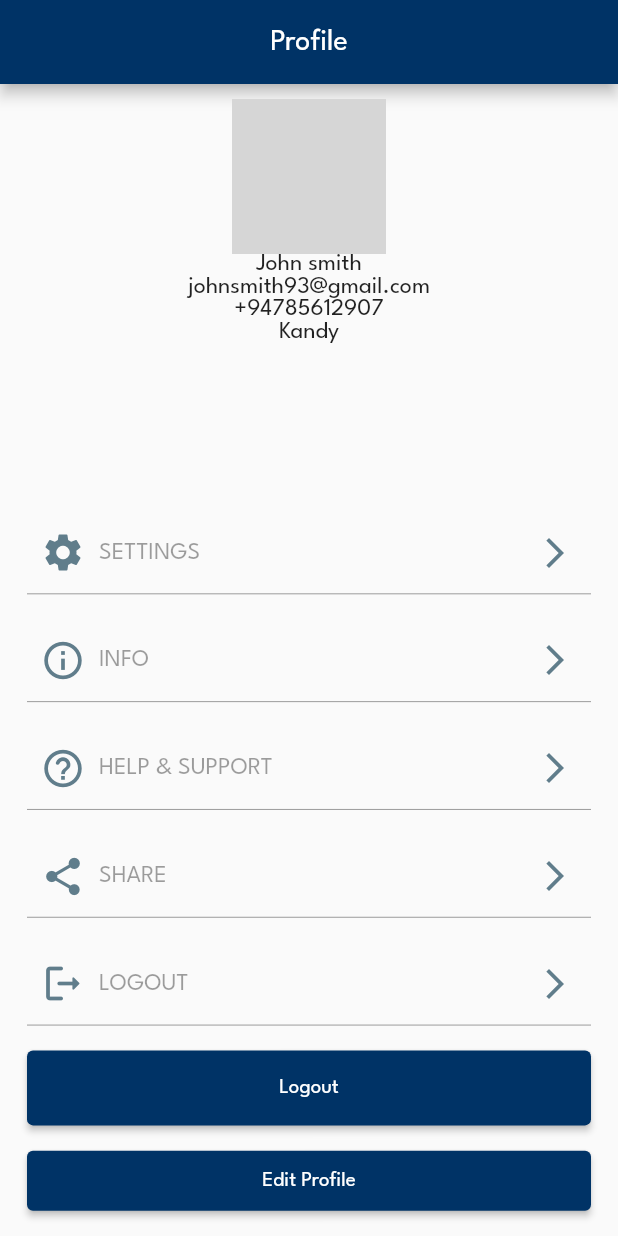
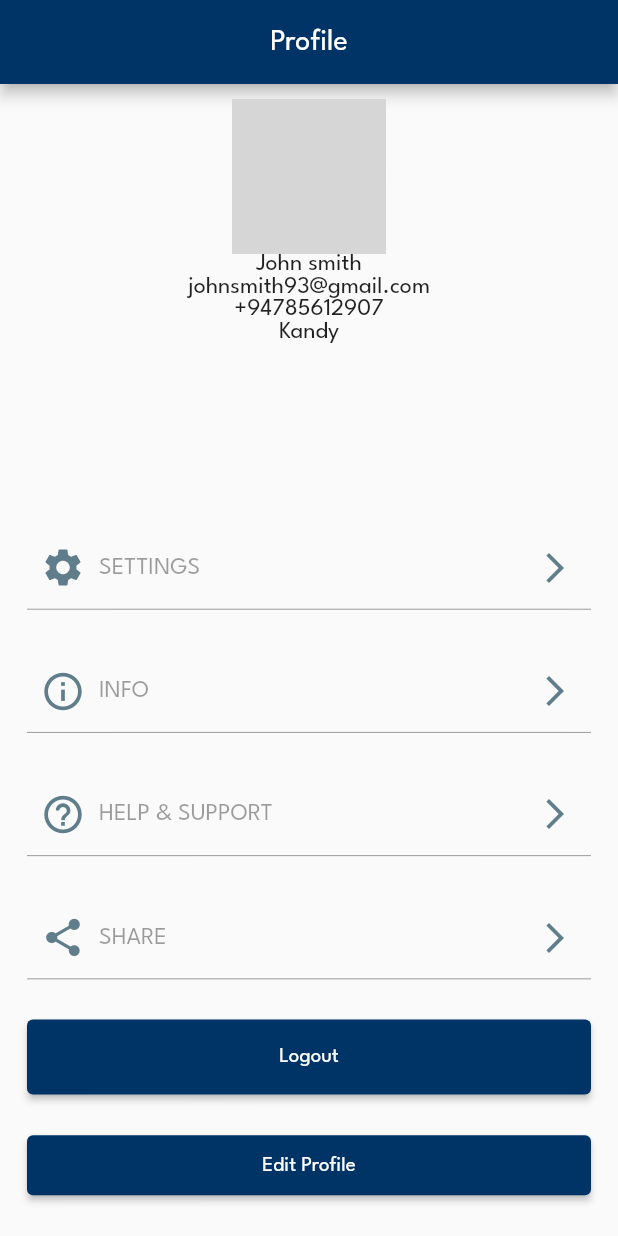
Before and after one commit to ethos-fit19/servicr_client, a Flutter app: the ProfilePage screen opened directly, on a phone screen of 412 x 824 dp. Run offline on Flutter 3.47's test engine with Material 2 defaults, Android fonts, the phone set to English and light mode, and no system bars; our stand-ins replace date_picker_timeline, dio, flutter_rating_bar, get, ionicons; network calls fail; grey boxes are pictures that could not be loaded.

Commit message:
Added profile page#6

```diff
--- a/lib/views/profile/profile_page.dart
+++ b/lib/views/profile/profile_page.dart
@@ -160,31 +160,31 @@ class ProfilePage extends StatelessWidget {
                       ),
                     ),
 
-                    TextField(
-                      enabled: false,
-                      decoration: InputDecoration(
-                        prefixIcon: Icon(
-                          Icons.logout_rounded,
-                          color: Colors.blueGrey,
-                          size: 30,
-                        ),
-                        labelText: "LOGOUT",
-                        suffixIcon: Icon(
-                          Icons.arrow_forward_ios,
-                          color: Colors.blueGrey,
-                        ),
-                        enabledBorder: const OutlineInputBorder(
-                          borderRadius: BorderRadius.all(Radius.circular(20.0)),
-                          borderSide: BorderSide(
-                            color: Colors.blueAccent,
-                          ),
-                        ),
-                        focusedBorder: OutlineInputBorder(
-                          borderRadius: BorderRadius.all(Radius.circular(10.0)),
-                          borderSide: BorderSide(color: Colors.blue),
-                        ),
-                      ),
-                    ),
+                    // TextField(
+                    //   enabled: false,
+                    //   decoration: InputDecoration(
+                    //     prefixIcon: Icon(
+                    //       Icons.logout_rounded,
+                    //       color: Colors.blueGrey,
+                    //       size: 30,
+                    //     ),
+                    //     labelText: "LOGOUT",
+                    //     suffixIcon: Icon(
+                    //       Icons.arrow_forward_ios,
+                    //       color: Colors.blueGrey,
+                    //     ),
+                    //     enabledBorder: const OutlineInputBorder(
+                    //       borderRadius: BorderRadius.all(Radius.circular(20.0)),
+                    //       borderSide: BorderSide(
+                    //         color: Colors.blueAccent,
+                    //       ),
+                    //     ),
+                    //     focusedBorder: OutlineInputBorder(
+                    //       borderRadius: BorderRadius.all(Radius.circular(10.0)),
+                    //       borderSide: BorderSide(color: Colors.blue),
+                    //     ),
+                    //   ),
+                    // ),
 
                     ElevatedButton(
                       style: ElevatedButton.styleFrom(
```
